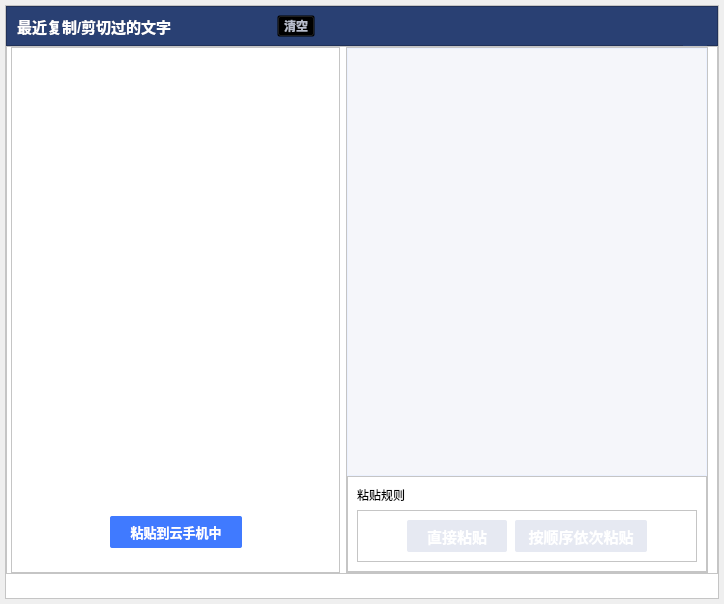
The window that recentcopycutcontentdialog.ui (ZhouMei20220810/TEST) describes before a commit, drawn with Qt 5.
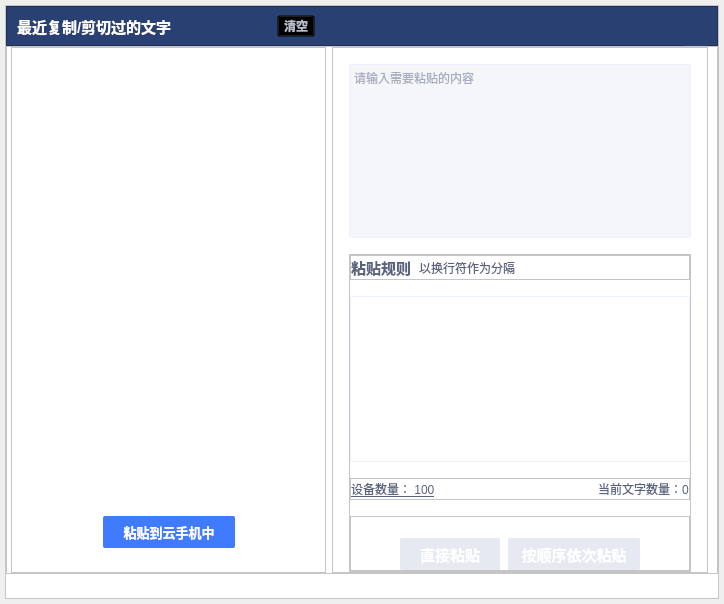
The same window after the commit. Icons and pictures are not drawn.

Commit message: UI 备份

What changed in the file:
```diff
--- a/recentcopycutcontentdialog.ui
+++ b/recentcopycutcontentdialog.ui
@@ -551,16 +551,16 @@
            </property>
            <layout class="QVBoxLayout" name="verticalLayout_2">
             <property name="spacing">
-             <number>0</number>
+             <number>16</number>
             </property>
             <property name="leftMargin">
-             <number>0</number>
+             <number>16</number>
             </property>
             <property name="topMargin">
-             <number>0</number>
+             <number>16</number>
             </property>
             <property name="rightMargin">
-             <number>0</number>
+             <number>16</number>
             </property>
             <property name="bottomMargin">
              <number>0</number>
@@ -569,7 +569,10 @@
              <widget class="QPlainTextEdit" name="plainTextEdit">
               <property name="styleSheet">
                <string notr="true">background-color:#F5F6FA;
-border: 1px solid #EBF1FF;</string>
+border: 1px solid #EBF1FF;color:#596380;font-size:12px;border-radius: 2px;</string>
+              </property>
+              <property name="placeholderText">
+               <string>请输入需要粘贴的内容</string>
               </property>
              </widget>
             </item>
@@ -582,11 +585,164 @@
                <enum>QFrame::Raised</enum>
               </property>
               <layout class="QVBoxLayout" name="verticalLayout_4">
+               <property name="spacing">
+                <number>16</number>
+               </property>
+               <property name="leftMargin">
+                <number>0</number>
+               </property>
+               <property name="topMargin">
+                <number>0</number>
+               </property>
+               <property name="rightMargin">
+                <number>0</number>
+               </property>
+               <property name="bottomMargin">
+                <number>0</number>
+               </property>
                <item>
-                <widget class="QLabel" name="label_2">
-                 <property name="text">
-                  <string>粘贴规则</string>
+                <widget class="QFrame" name="frame_8">
+                 <property name="frameShape">
+                  <enum>QFrame::StyledPanel</enum>
                  </property>
+                 <property name="frameShadow">
+                  <enum>QFrame::Raised</enum>
+                 </property>
+                 <layout class="QHBoxLayout" name="horizontalLayout_4">
+                  <property name="spacing">
+                   <number>8</number>
+                  </property>
+                  <property name="leftMargin">
+                   <number>0</number>
+                  </property>
+                  <property name="topMargin">
+                   <number>0</number>
+                  </property>
+                  <property name="rightMargin">
+                   <number>0</number>
+                  </property>
+                  <property name="bottomMargin">
+                   <number>0</number>
+                  </property>
+                  <item>
+                   <widget class="QLabel" name="label_2">
+                    <property name="styleSheet">
+                     <string notr="true">color:#596380;font-size:15px;font-weight:bold;</string>
+                    </property>
+                    <property name="text">
+                     <string>粘贴规则</string>
+                    </property>
+                   </widget>
+                  </item>
+                  <item>
+                   <widget class="QLabel" name="label_3">
+                    <property name="styleSheet">
+                     <string notr="true">color:#596380;font-size:12px;</string>
+                    </property>
+                    <property name="text">
+                     <string>以换行符作为分隔</string>
+                    </property>
+                   </widget>
+                  </item>
+                  <item>
+                   <spacer name="horizontalSpacer_4">
+                    <property name="orientation">
+                     <enum>Qt::Horizontal</enum>
+                    </property>
+                    <property name="sizeHint" stdset="0">
+                     <size>
+                      <width>167</width>
+                      <height>20</height>
+                     </size>
+                    </property>
+                   </spacer>
+                  </item>
+                 </layout>
+                </widget>
+               </item>
+               <item>
+                <widget class="QFrame" name="frame_9">
+                 <property name="minimumSize">
+                  <size>
+                   <width>320</width>
+                   <height>166</height>
+                  </size>
+                 </property>
+                 <property name="maximumSize">
+                  <size>
+                   <width>16777215</width>
+                   <height>16777215</height>
+                  </size>
+                 </property>
+                 <property name="styleSheet">
+                  <string notr="true">border: 1px solid #EBF1FF;border-radius: 2px;</string>
+                 </property>
+                 <property name="frameShape">
+                  <enum>QFrame::StyledPanel</enum>
+                 </property>
+                 <property name="frameShadow">
+                  <enum>QFrame::Raised</enum>
+                 </property>
+                </widget>
+               </item>
+               <item>
+                <widget class="QFrame" name="frame_10">
+                 <property name="frameShape">
+                  <enum>QFrame::StyledPanel</enum>
+                 </property>
+                 <property name="frameShadow">
+                  <enum>QFrame::Raised</enum>
+                 </property>
+                 <layout class="QHBoxLayout" name="horizontalLayout_7">
+                  <property name="spacing">
+                   <number>0</number>
+                  </property>
+                  <property name="leftMargin">
+                   <number>0</number>
+                  </property>
+                  <property name="topMargin">
+                   <number>0</number>
+                  </property>
+                  <property name="rightMargin">
+                   <number>0</number>
+                  </property>
+                  <property name="bottomMargin">
+                   <number>0</number>
+                  </property>
+                  <item>
+                   <widget class="QLabel" name="label_4">
+                    <property name="styleSheet">
+                     <string notr="true">color:#596380;font-size:12px;text-decoration: underline;</string>
+                    </property>
+                    <property name="text">
+                     <string>设备数量： 100</string>
+                    </property>
+                   </widget>
+                  </item>
+                  <item>
+                   <spacer name="horizontalSpacer_5">
+                    <property name="orientation">
+                     <enum>Qt::Horizontal</enum>
+                    </property>
+                    <property name="sizeHint" stdset="0">
+                     <size>
+                      <width>163</width>
+                      <height>20</height>
+                     </size>
+                    </property>
+                   </spacer>
+                  </item>
+                  <item>
+                   <widget class="QLabel" name="label_5">
+                    <property name="styleSheet">
+                     <string notr="true">color:#596380;font-size:12px;</string>
+                    </property>
+                    <property name="text">
+                     <string>当前文字数量：0</string>
+                    </property>
+                   </widget>
+                  </item>
+                 </layout>
                 </widget>
                </item>
                <item>
@@ -601,6 +757,18 @@
                   <property name="spacing">
                    <number>8</number>
                   </property>
+                  <property name="leftMargin">
+                   <number>0</number>
+                  </property>
+                  <property name="topMargin">
+                   <number>21</number>
+                  </property>
+                  <property name="rightMargin">
+                   <number>0</number>
+                  </property>
+                  <property name="bottomMargin">
+                   <number>0</number>
+                  </property>
                   <item>
                    <spacer name="horizontalSpacer">
                     <property name="orientation">
```
The commit also changes 1 other file.
